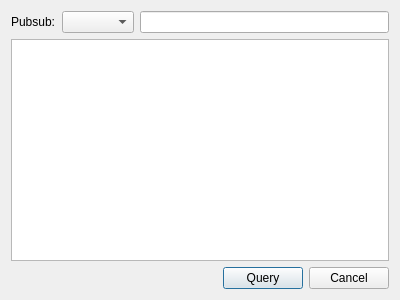
Old version of the form src/RedisView/AppView/pubsubdialog.ui in the repository cc20110101/RedisView.
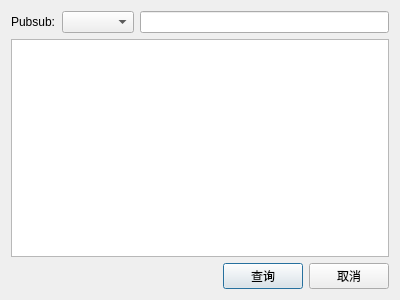
New version of the form.

Diff of the .ui file:
```diff
--- a/src/RedisView/AppView/pubsubdialog.ui
+++ b/src/RedisView/AppView/pubsubdialog.ui
@@ -54,14 +54,14 @@
        <item>
         <widget class="QPushButton" name="_queryButton">
          <property name="text">
-          <string>Query</string>
+          <string>查询</string>
          </property>
         </widget>
        </item>
        <item>
         <widget class="QPushButton" name="_cancelButton">
          <property name="text">
-          <string>Cancel</string>
+          <string>取消</string>
          </property>
         </widget>
        </item>
```
